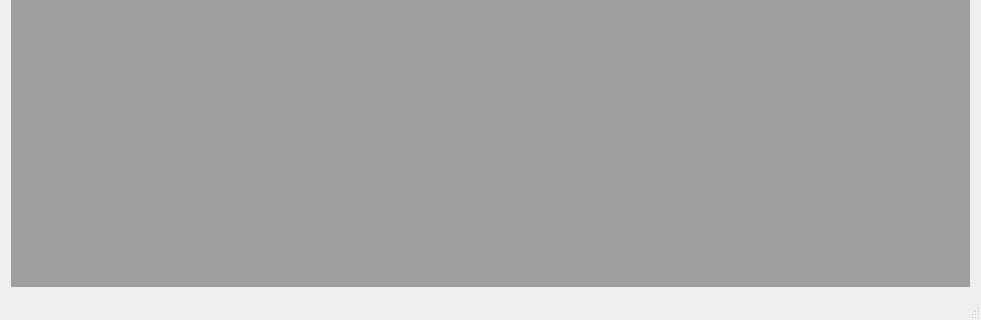
This is demo/mainwindow.ui in LibreCAD/LibreCAD_3 as Qt 5 draws it before an edit; both pictures show x 0 to 981 and y 194 to 514 of the 981 by 514 pixel window. The edited form follows.
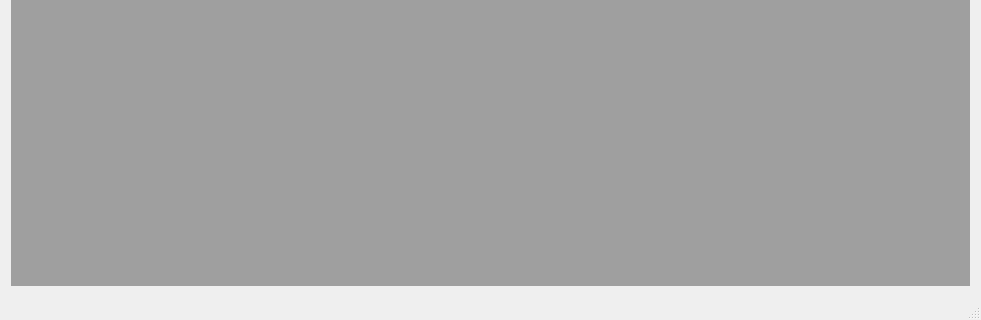
This is the edited form.

Patch:
```diff
--- a/demo/mainwindow.ui
+++ b/demo/mainwindow.ui
@@ -27,6 +27,9 @@
     </sizepolicy>
    </property>
    <layout class="QHBoxLayout" name="horizontalLayout">
+    <property name="bottomMargin">
+     <number>12</number>
+    </property>
     <item>
      <widget class="QMdiArea" name="mdiArea"/>
     </item>
```
